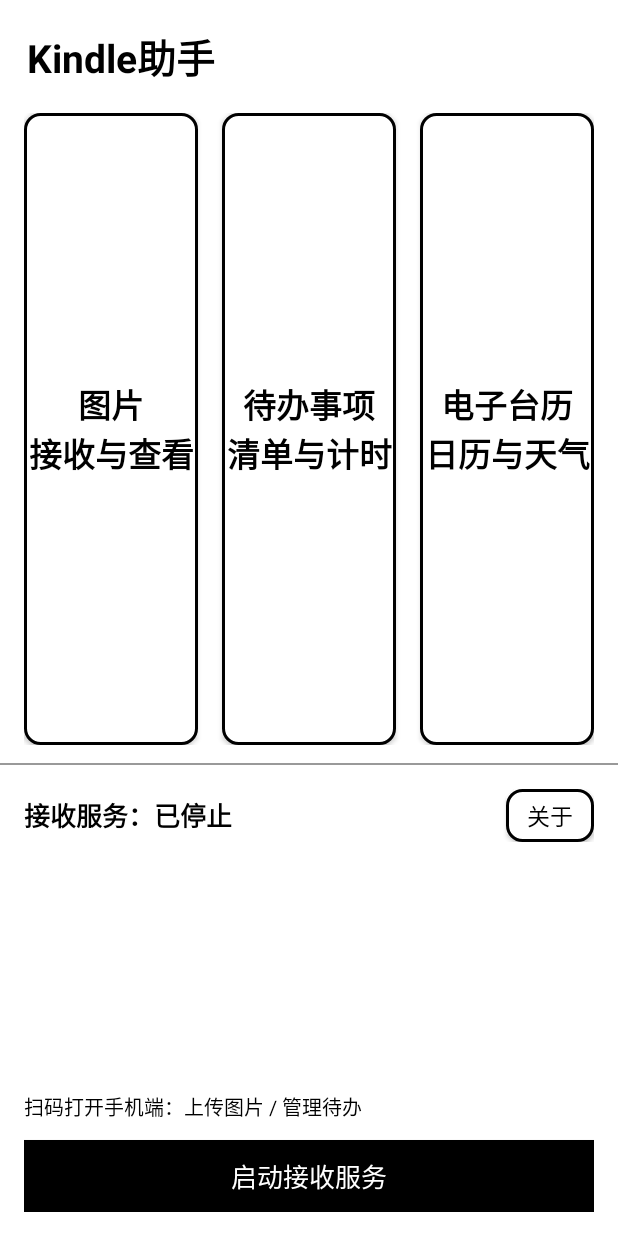
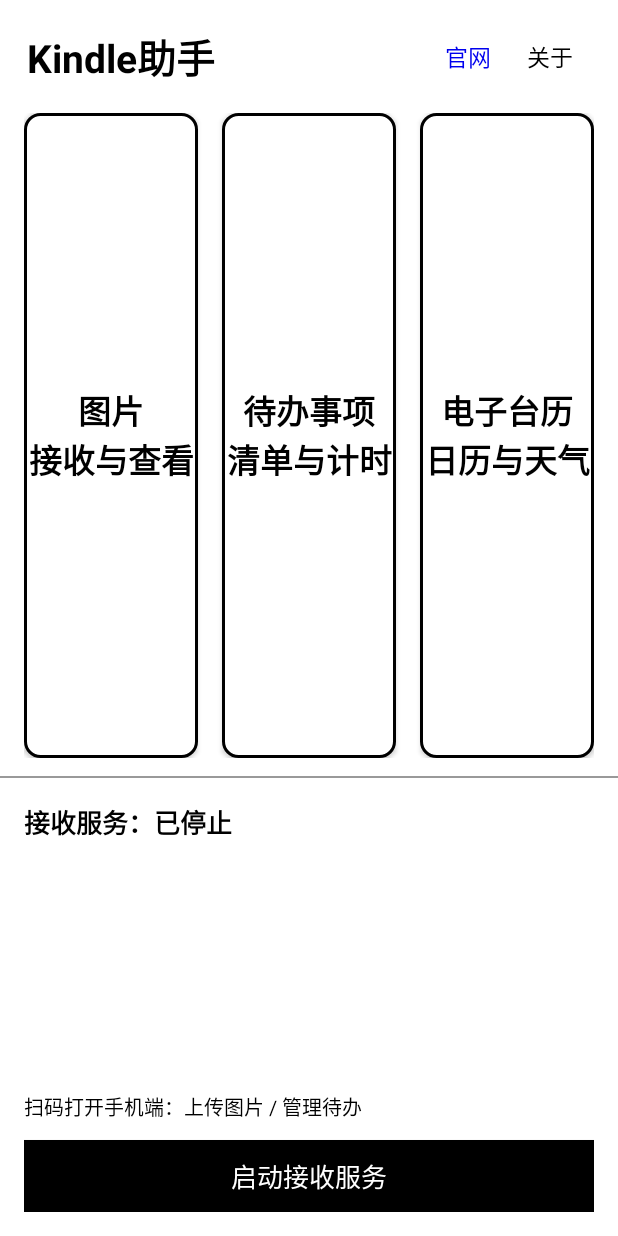
Before and after one commit to 4reallab/KindleAssistant, an Android app: the screen it shows after launch (MainActivity), on a phone screen of 412 x 824 dp. Run offline under Robolectric (Android 15) with nearby library versions, the phone set to English and light mode, and no system bars.

Commit message:
Add website links, refine About layout and strengthen disclaimer; sync docs and Pages

```diff
--- a/app/src/main/java/com/kindle/assistant/MainActivity.java
+++ b/app/src/main/java/com/kindle/assistant/MainActivity.java
@@ -17,6 +17,7 @@ import android.graphics.Bitmap;
 import android.graphics.drawable.Icon;
 import android.graphics.Canvas;
 import android.graphics.drawable.Drawable;
+import android.net.Uri;
 import android.os.Bundle;
 import android.util.Log;
 import android.widget.Button;
@@ -90,6 +91,9 @@ public class MainActivity extends Activity {
                 startActivity(new Intent(this, CalendarActivity.class)));
         findViewById(R.id.aboutButton).setOnClickListener(v ->
                 startActivity(new Intent(this, AboutActivity.class)));
+        findViewById(R.id.websiteLink).setOnClickListener(v ->
+                startActivity(new Intent(Intent.ACTION_VIEW,
+                        Uri.parse(getString(R.string.about_website_url)))));
 
         requestNeededPermissions();
         updateUi();
--- a/app/src/main/res/layout/activity_main.xml
+++ b/app/src/main/res/layout/activity_main.xml
@@ -5,14 +5,48 @@
     android:background="@android:color/white"
     android:orientation="vertical">
 
-    <TextView
+    <LinearLayout
         android:layout_width="match_parent"
         android:layout_height="wrap_content"
-        android:padding="18dp"
-        android:text="@string/app_name"
-        android:textColor="@android:color/black"
-        android:textSize="26sp"
-        android:textStyle="bold" />
+        android:gravity="center_vertical"
+        android:orientation="horizontal"
+        android:padding="18dp">
+
+        <TextView
+            android:layout_width="0dp"
+            android:layout_height="wrap_content"
+            android:layout_weight="1"
+            android:text="@string/app_name"
+            android:textColor="@android:color/black"
+            android:textSize="26sp"
+            android:textStyle="bold" />
+
+        <TextView
+            android:id="@+id/websiteLink"
+            android:layout_width="wrap_content"
+            android:layout_height="wrap_content"
+            android:layout_marginRight="12dp"
+            android:clickable="true"
+            android:focusable="true"
+            android:text="@string/website"
+            android:textColor="#FF0000EE"
+            android:textSize="15sp" />
+
+        <Button
+            android:id="@+id/aboutButton"
+            android:layout_width="wrap_content"
+            android:layout_height="wrap_content"
+            android:background="@android:color/transparent"
+            android:minHeight="0dp"
+            android:minWidth="0dp"
+            android:paddingLeft="12dp"
+            android:paddingRight="12dp"
+            android:paddingTop="4dp"
+            android:paddingBottom="4dp"
+            android:text="@string/button_about"
+            android:textColor="@android:color/black"
+            android:textSize="15sp" />
+    </LinearLayout>
 
     <LinearLayout
         android:layout_width="match_parent"
@@ -95,22 +129,6 @@
                 android:textIsSelectable="true"
                 android:textSize="16sp"
                 android:typeface="monospace" />
-
-            <Button
-                android:id="@+id/aboutButton"
-                android:layout_width="wrap_content"
-                android:layout_height="wrap_content"
-                android:layout_marginLeft="10dp"
-                android:background="@drawable/big_button"
-                android:minHeight="0dp"
-                android:minWidth="0dp"
-                android:paddingLeft="14dp"
-                android:paddingRight="14dp"
-                android:paddingTop="6dp"
-                android:paddingBottom="6dp"
-                android:text="@string/button_about"
-                android:textColor="@android:color/black"
-                android:textSize="15sp" />
         </LinearLayout>
 
         <ImageView
--- a/app/src/main/res/values/strings.xml
+++ b/app/src/main/res/values/strings.xml
@@ -61,15 +61,18 @@
     <string name="calendar_attribution">天气数据：Open-Meteo</string>
 
     <string name="button_about">关于</string>
+    <string name="website">官网</string>
     <string name="back">返回</string>
     <string name="about_title">关于 Kindle助手</string>
+    <string name="about_website_title">官网</string>
+    <string name="about_website_url">https://4reallab.github.io/KindleAssistant/</string>
     <string name="about_version">v1.0 · 为电子墨水屏而做</string>
     <string name="about_license_title">授权</string>
     <string name="about_license_body">Copyright (c) 2026 4reallab\n本软件仅供个人学习、研究、非商业用途免费使用。\n未经作者书面授权，禁止用于任何商业目的，包括但不限于：销售、付费服务、企业内部生产使用、SaaS、为客户开发项目。\n商业使用请联系作者获取单独授权。</string>
     <string name="about_terms_title">使用协议</string>
     <string name="about_terms_body">本软件免费提供，使用者应自行判断是否符合上述授权范围。\n问题反馈、商业授权咨询，请来信 forreallab@126.com。</string>
     <string name="about_disclaimer_title">免责条款</string>
-    <string name="about_disclaimer_body">本软件按“现状”提供，不提供任何担保。\n本软件未经充分测试，使用则表示接受可能对设备造成损害的风险。</string>
+    <string name="about_disclaimer_body">本软件按“现状”提供，不提供任何担保。\n本软件未经充分测试，使用则表示接受可能对设备造成损害的风险，本软件开发者不会提供任何形式赔偿。</string>
     <string name="about_source_title">开源项目地址</string>
     <string name="about_source_url">https://github.com/4reallab/KindleAssistant</string>
     <string name="about_credits">致谢：Kindle助手运行在 Readom 之上，感谢小蹦大侠@Bilibili 开源 Readom（https://github.com/hbyxabc/readom）。</string>
```
Also changed, not shown: app/src/main/res/layout/activity_about.xml (+21 -1 lines), 5 other files.
